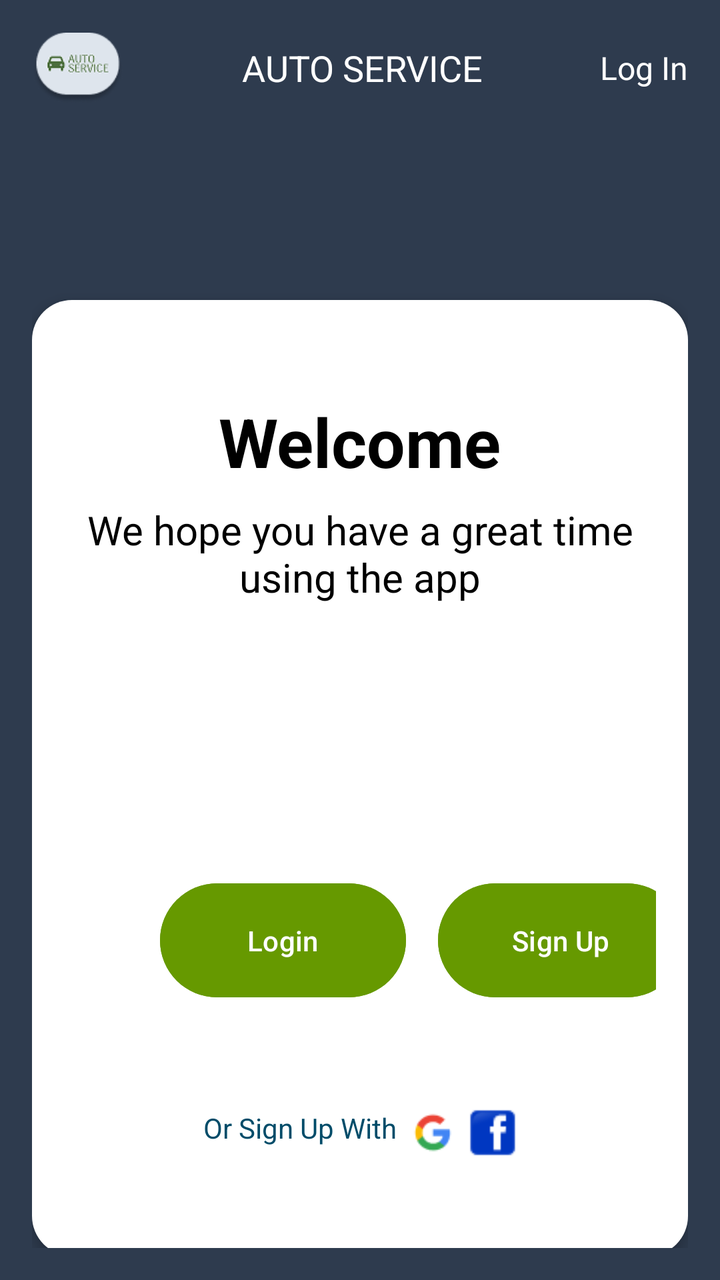
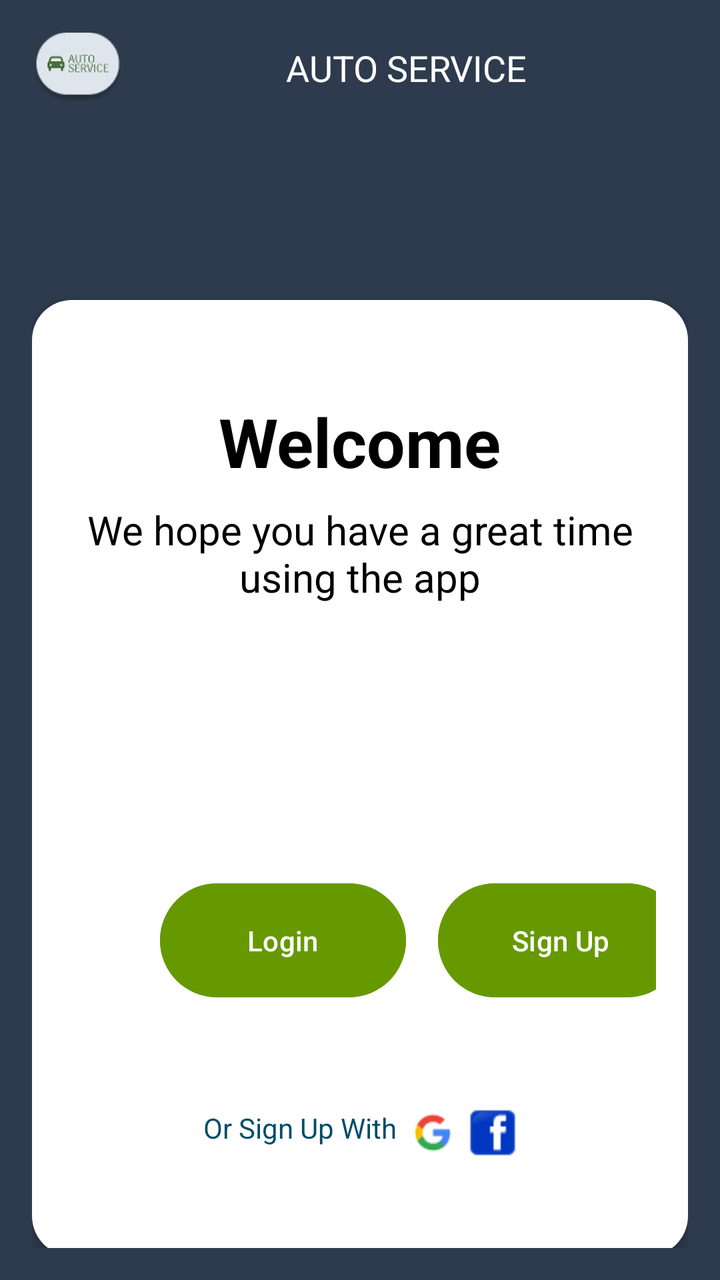

An Android layout rendered at two revisions. The XML below is the earlier revision; the diff shows what the commit changed to produce the second picture.
<!-- AndroidManifest.xml: application theme Theme.Labexam2 -->
<!-- res/layout/loginsignup.xml -->
<?xml version="1.0" encoding="utf-8"?>
<LinearLayout xmlns:android="http://schemas.android.com/apk/res/android"
    xmlns:app="http://schemas.android.com/apk/res-auto"

    android:layout_width="match_parent"
    android:layout_height="match_parent"
    android:orientation="vertical"
    android:background="#2E3B4E"
    android:padding="16dp">

    
    <LinearLayout
        android:layout_width="match_parent"
        android:layout_height="52dp"
        android:gravity="center_vertical"
        android:orientation="horizontal"
        android:paddingBottom="16dp">

        <ImageView
            android:layout_width="46dp"
            android:layout_height="wrap_content"
            android:contentDescription="Car Icon"
            android:src="@drawable/logo" />

        <TextView
            android:layout_width="0dp"
            android:layout_height="wrap_content"
            android:layout_weight="1"
            android:gravity="center"
            android:text="AUTO SERVICE"
            android:textColor="#FFFFFF"
            android:textSize="18sp" />

        <TextView
            android:layout_width="wrap_content"
            android:layout_height="wrap_content"
            android:text="Log In"
            android:textColor="#FFFFFF"
            android:textSize="16sp" />
    </LinearLayout>


    <androidx.constraintlayout.widget.ConstraintLayout
        android:layout_width="match_parent"
        android:layout_height="82dp">
    </androidx.constraintlayout.widget.ConstraintLayout>

    
    <LinearLayout
        android:layout_width="match_parent"
        android:layout_height="478dp"
        android:layout_marginBottom="16dp"
        android:background="@drawable/card_background"
        android:backgroundTint="@color/material_dynamic_neutral100"
        android:elevation="4dp"
        android:orientation="vertical"
        android:padding="16dp">

        
        <TextView
            android:layout_width="wrap_content"
            android:layout_height="wrap_content"
            android:layout_gravity="center"
            android:layout_marginTop="32dp"
            android:text="Welcome"
            android:textColor="@android:color/black"
            android:textSize="34sp"
            android:textStyle="bold" />

        

        

        
        <TextView
            android:layout_width="wrap_content"
            android:layout_height="55dp"
            android:layout_gravity="center"
            android:layout_marginTop="8dp"
            android:layout_marginBottom="32dp"
            android:text="We hope you have a great time using the app"
            android:textAlignment="center"
            android:textColor="@android:color/black"
            android:textSize="20sp" />

        <androidx.constraintlayout.widget.ConstraintLayout
            android:layout_width="333dp"
            android:layout_height="80dp">

        </androidx.constraintlayout.widget.ConstraintLayout>

        <LinearLayout
            android:layout_width="358dp"
            android:layout_height="104dp"
            android:layout_marginBottom="16dp"
            android:gravity="center"
            android:orientation="horizontal">

            
            <Button
                android:layout_width="123dp"
                android:layout_height="65dp"
                android:layout_marginEnd="8dp"
                android:backgroundTint="@android:color/holo_green_dark"
                android:paddingStart="24dp"
                android:paddingEnd="24dp"
                android:text="Login"
                android:textColor="@android:color/white" />

            
            <Button
                android:layout_width="123dp"
                android:layout_height="65dp"
                android:layout_marginStart="8dp"
                android:backgroundTint="@android:color/holo_green_dark"
                android:paddingStart="24dp"
                android:paddingEnd="24dp"
                android:text="Sign Up"
                android:textColor="@android:color/white" />
        </LinearLayout>

        <LinearLayout
            android:layout_width="wrap_content"
            android:layout_height="wrap_content"
            android:orientation="horizontal"
            android:layout_gravity="center"
            android:layout_marginTop="16dp">

            
            <TextView
                android:layout_width="wrap_content"
                android:layout_height="wrap_content"
                android:layout_marginEnd="8dp"
                android:text="Or Sign Up With"
                android:textColor="@android:color/system_accent1_700"
                android:textSize="14sp" />

            
            <ImageView
                android:layout_width="20dp"
                android:layout_height="match_parent"
                android:layout_marginEnd="8dp"
                android:src="@drawable/google" />

            
            <ImageView
                android:layout_width="24dp"
                android:layout_height="24dp"
                android:src="@drawable/facebok"/>
        </LinearLayout>

    </LinearLayout>

    
    <androidx.constraintlayout.widget.ConstraintLayout
        android:layout_width="match_parent"
        android:layout_height="75dp">

    </androidx.constraintlayout.widget.ConstraintLayout>

    <androidx.constraintlayout.widget.ConstraintLayout
        android:layout_width="match_parent"
        android:layout_height="wrap_content">

        <com.google.android.material.bottomnavigation.BottomNavigationView
            android:id="@+id/bottom_navigation"
            android:layout_width="0dp"
            android:layout_height="75dp"
            android:background="@drawable/nav_button_background"
            android:elevation="8dp"
            app:backgroundTint="@color/material_dynamic_neutral100"
            app:itemIconSize="24dp"
            app:itemIconTint="@color/nav_item_tint_selector"
            app:itemRippleColor="@color/nav_ripple"
            app:itemTextAppearanceActive="@style/NavTextActive"
            app:itemTextAppearanceInactive="@style/NavTextInactive"
            app:itemTextColor="@color/nav_item_tint_selector"
            app:labelVisibilityMode="labeled"
            app:layout_constraintBottom_toBottomOf="parent"
            app:layout_constraintEnd_toEndOf="parent"
            app:layout_constraintStart_toStartOf="parent"
            app:menu="@menu/nav" />
    </androidx.constraintlayout.widget.ConstraintLayout>
</LinearLayout>
<!-- resources referenced by this layout -->
<resources>
  <color name="material_dynamic_neutral100">#E0E0E0</color>
  <color name="nav_ripple">#80D1C4F5</color>
  <!-- drawable card_background (drawable) -->
  <?xml version="1.0" encoding="utf-8"?>
  <shape xmlns:android="http://schemas.android.com/apk/res/android">
      <gradient
          android:startColor="#3D3D6B"
          android:endColor="#2E2E4D"
          android:angle="90"/>
      <corners android:radius="20dp"/>
  </shape>
  <!-- drawable facebok: png bitmap (drawable, 604 bytes) -->
  <!-- drawable google: png bitmap (drawable, 990 bytes) -->
  <!-- drawable logo: png bitmap (drawable, 5241 bytes) -->
  <!-- drawable nav_button_background (drawable) -->
  <?xml version="1.0" encoding="utf-8"?>
  <shape xmlns:android="http://schemas.android.com/apk/res/android">
      <gradient
          android:startColor="#FF9800"
          android:endColor="#F57C00"
          android:angle="90"/>
      <corners android:radius="28dp"/>
  </shape>
  <style name="NavTextActive" parent="TextAppearance.MaterialComponents.Caption">
          <item name="android:textSize">12sp</item>
          <item name="android:textStyle">bold</item>
      </style>
  <style name="NavTextInactive" parent="TextAppearance.MaterialComponents.Caption">
          <item name="android:textSize">12sp</item>
      </style>
  <style name="Theme.Labexam2" parent="Base.Theme.Labexam2" />
  <style name="Base.Theme.Labexam2" parent="Theme.Material3.DayNight.NoActionBar">
          
          
      </style>
</resources>

<!-- the commit's change to res/layout/loginsignup.xml (unified diff, before → after) -->
@@ -31,12 +31,6 @@
             android:textColor="#FFFFFF"
             android:textSize="18sp" />
 
-        <TextView
-            android:layout_width="wrap_content"
-            android:layout_height="wrap_content"
-            android:text="Log In"
-            android:textColor="#FFFFFF"
-            android:textSize="16sp" />
     </LinearLayout>
 
 
@@ -98,6 +92,7 @@
 
             
             <Button
+                android:id="@+id/login"
                 android:layout_width="123dp"
                 android:layout_height="65dp"
                 android:layout_marginEnd="8dp"
@@ -109,6 +104,7 @@
 
             
             <Button
+                android:id="@+id/signup"
                 android:layout_width="123dp"
                 android:layout_height="65dp"
                 android:layout_marginStart="8dp"
